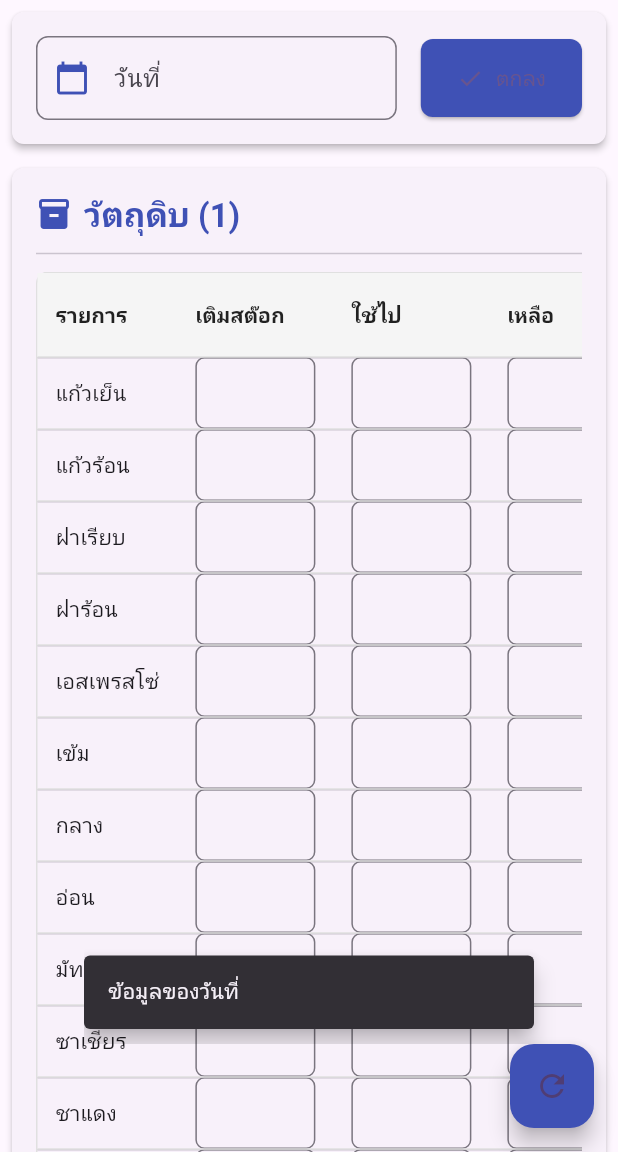
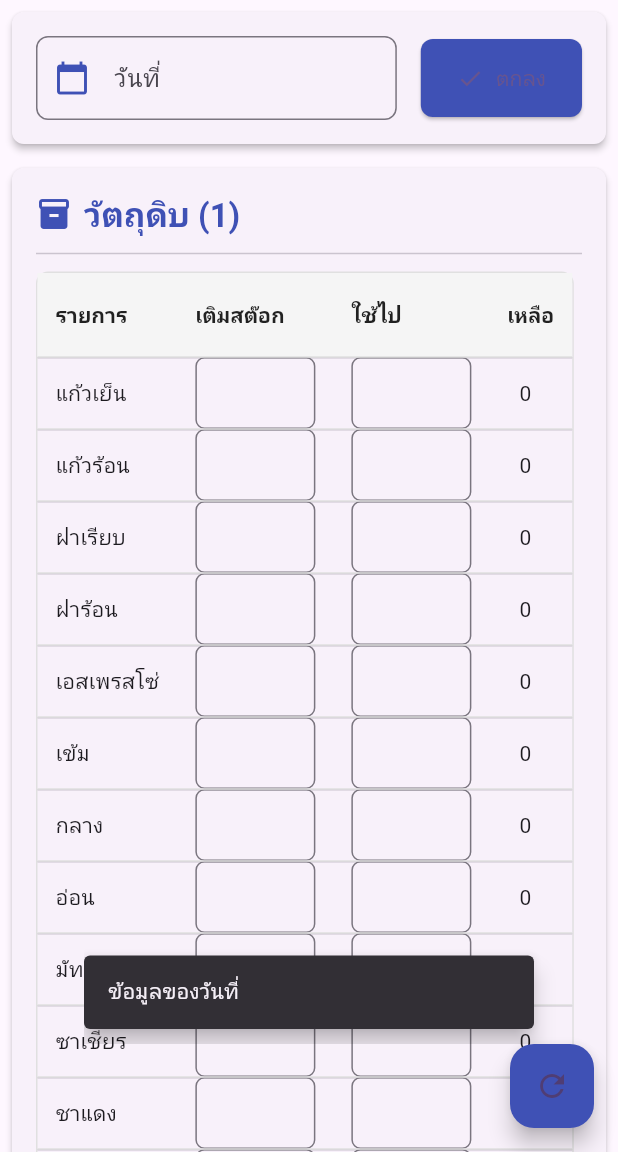
Before and after one commit to llsit/roast-koff-management, a Flutter app: the AddStockScreen screen opened by its route, after a tap on "ตกลง", on a phone screen of 412 x 824 dp, the part 84-1236 px from its top. Run offline on Flutter 3.47's test engine with Material 3 defaults, Android fonts, the phone set to English and light mode, and no system bars; our stand-ins replace firebase_auth, firebase_core, flutter_dotenv; accounts and stored records are empty.

Commit message:
- fixed update data in provider - fixed calculating and display it onto the table

```diff
--- a/lib/core/layout/responsive.dart
+++ b/lib/core/layout/responsive.dart
@@ -25,13 +25,13 @@ class Responsive extends StatelessWidget {
 
   @override
   Widget build(BuildContext context) {
-    final Size _size = MediaQuery.of(context).size;
+    final Size size = MediaQuery.of(context).size;
     // If our width is more than 1100 then we consider it a desktop
-    if (_size.width >= 1100) {
+    if (size.width >= 1100) {
       return desktop;
     }
     // If width it less then 1100 and more then 850 we consider it as tablet
-    else if (_size.width >= 850 && tablet != null) {
+    else if (size.width >= 850 && tablet != null) {
       return tablet!;
     }
     // Or less then that we called it mobile
--- a/lib/features/stock/data/stock_inventory_item.dart
+++ b/lib/features/stock/data/stock_inventory_item.dart
@@ -39,9 +39,9 @@ class StockInventoryItem extends StockItem {
         value!.isNotEmpty &&
         used!.isNotEmpty) {
       try {
-        int begin = int.parse(value!);
-        int usedAmount = int.parse(used!);
-        int remain = begin - usedAmount;
+        double begin = double.parse(value!);
+        double usedAmount = double.parse(used!);
+        double remain = begin - usedAmount;
         remaining = remain.toString();
       } catch (e) {
         // Handle parsing errors
--- a/lib/features/stock/presentation/screen/add_stock_screen.dart
+++ b/lib/features/stock/presentation/screen/add_stock_screen.dart
@@ -21,11 +21,23 @@ class AddStockScreen extends StatefulWidget {
 class _AddStockScreenState extends State<AddStockScreen> {
   final TextEditingController _dateController = TextEditingController();
   DateTime _selectedDate = DateTime.now();
+  late StockTableProvider stockTableProvider;
+  late Map<String, List<StockItem>> _stockData;
 
   @override
   void initState() {
     super.initState();
     // _dateController.text = DateFormat('dd/MM/yyyy').format(_selectedDate);
+  }
+
+  @override
+  void didChangeDependencies() {
+    super.didChangeDependencies();
+    stockTableProvider = Provider.of<StockTableProvider>(
+      context,
+      listen: false,
+    );
+    _stockData = stockTableProvider.stockData;
   }
 
   @override
@@ -35,7 +47,7 @@ class _AddStockScreenState extends State<AddStockScreen> {
   }
 
   // Function to update stock item values
-  void _updateStockItemValue(StockItem item, String value, {String? column}) {}
+  void _updateStockItemValue(StockItem item, String value, {String? table}) {}
 
   // Show a snackbar message
   void _showMessage(String message) {
@@ -97,9 +109,6 @@ class _AddStockScreenState extends State<AddStockScreen> {
 
   @override
   Widget build(BuildContext context) {
-    final stockProvider = Provider.of<StockTableProvider>(context);
-    var stockData = stockProvider.stockData;
-
     return Scaffold(
       appBar: AppBar(
         title: const Text(
@@ -125,8 +134,8 @@ class _AddStockScreenState extends State<AddStockScreen> {
       body: LayoutBuilder(
         builder: (context, constraints) {
           return constraints.maxWidth < 600
-              ? _buildMobileLayout(stockData)
-              : _buildDesktopLayout(stockData);
+              ? _buildMobileLayout()
+              : _buildDesktopLayout();
         },
       ),
       floatingActionButton: FloatingActionButton(
@@ -139,21 +148,26 @@ class _AddStockScreenState extends State<AddStockScreen> {
   }
 
   // Mobile layout
-  Widget _buildMobileLayout(Map<String, List<StockItem>> stockData) {
+  Widget _buildMobileLayout() {
     return SingleChildScrollView(
       child: Padding(
         padding: const EdgeInsets.all(8.0),
         child: Column(
           children: [
-            _buildDateSection(stockData),
-            _buildInventorySection(stockData['leftInventory']!, 'วัตถุดิบ (1)'),
-            _buildSalesSection(stockData),
+            _buildDateSection(),
             _buildInventorySection(
-              stockData['rightInventory']!,
+              _stockData['leftInventory']!,
+              'วัตถุดิบ (1)',
+              'leftInventory',
+            ),
+            _buildSalesSection(),
+            _buildInventorySection(
+              _stockData['rightInventory']!,
               'วัตถุดิบ (2)',
+              'rightInventory',
             ),
-            _buildCashSummarySection(stockData),
-            _buildCashDetailsSection(stockData),
+            _buildCashSummarySection(),
+            _buildCashDetailsSection(),
           ],
         ),
       ),
@@ -161,39 +175,41 @@ class _AddStockScreenState extends State<AddStockScreen> {
   }
 
   // Desktop/Tablet layout
-  Widget _buildDesktopLayout(Map<String, List<StockItem>> stockData) {
+  Widget _buildDesktopLayout() {
     return SingleChildScrollView(
       child: Padding(
         padding: const EdgeInsets.all(16.0),
         child: Column(
           children: [
-            _buildDateSection(stockData),
+            _buildDateSection(),
             Row(
               crossAxisAlignment: CrossAxisAlignment.start,
               children: [
                 Expanded(
                   child: _buildInventorySection(
-                    stockData['leftInventory']!,
+                    _stockData['leftInventory']!,
                     'วัตถุดิบ (1)',
+                    'leftInventory',
                   ),
                 ),
                 const SizedBox(width: 16),
                 Expanded(
                   child: _buildInventorySection(
-                    stockData['rightInventory']!,
+                    _stockData['rightInventory']!,
                     'วัตถุดิบ (2)',
+                    'rightInventory',
                   ),
                 ),
               ],
             ),
-            _buildSalesSection(stockData),
+            _buildSalesSection(),
             const SizedBox(height: 16),
             Row(
               crossAxisAlignment: CrossAxisAlignment.start,
               children: [
-                Expanded(child: _buildCashSummarySection(stockData)),
+                Expanded(child: _buildCashSummarySection()),
                 const SizedBox(width: 16),
-                Expanded(child: _buildCashDetailsSection(stockData)),
+                Expanded(child: _buildCashDetailsSection()),
               ],
             ),
           ],
@@ -203,7 +219,7 @@ class _AddStockScreenState extends State<AddStockScreen> {
   }
 
   // Date selection section
-  Widget _buildDateSection(Map<String, List<StockItem>> stockData) {
+  Widget _buildDateSection() {
     return Card(
       margin: const EdgeInsets.only(bottom: 16),
       elevation: 2,
@@ -266,7 +282,7 @@ class _AddStockScreenState extends State<AddStockScreen> {
   }
 
   // Sales section
-  Widget _buildSalesSection(Map<String, List<StockItem>> stockData) {
+  Widget _buildSalesSection() {
     return Card(
       margin: const EdgeInsets.only(bottom: 16),
       elevation: 2,
@@ -312,7 +328,7 @@ class _AddStockScreenState extends State<AddStockScreen> {
                   // ),
                 ],
                 rows:
-                    stockData['sales']!.map((item) {
+                    _stockData['sales']!.map((item) {
                       return DataRow(
                         cells: [
                           DataCell(Text((item as StockSalesItem).name)),
@@ -323,7 +339,7 @@ class _AddStockScreenState extends State<AddStockScreen> {
                                   (value) => _updateStockItemValue(
                                     item,
                                     value,
-                                    column: 'แก้ว',
+                                    table: 'แก้ว',
                                   ),
                             ),
                           ),
@@ -334,7 +350,7 @@ class _AddStockScreenState extends State<AddStockScreen> {
                                   (value) => _updateStockItemValue(
                                     item,
                                     value,
-                                    column: 'เยติ',
+                                    table: 'เยติ',
                                   ),
                             ),
                           ),
@@ -345,7 +361,7 @@ class _AddStockScreenState extends State<AddStockScreen> {
                                   (value) => _updateStockItemValue(
                                     item,
                                     value,
-                                    column: 'จำนวนเงิน',
+                                    table: 'จำนวนเงิน',
                                   ),
                             ),
                           ),
@@ -376,7 +392,11 @@ class _AddStockScreenState extends State<AddStockScreen> {
   }
 
   // Inventory section
-  Widget _buildInventorySection(List<StockItem> items, String title) {
+  Widget _buildInventorySection(
+    List<StockItem> items,
+    String title,
+    String tableId,
+  ) {
     return Card(
       margin: const EdgeInsets.only(bottom: 16),
       elevation: 2,
@@ -411,40 +431,58 @@ class _AddStockScreenState extends State<AddStockScreen> {
                 ],
                 rows:
                     items.map((item) {
+                      final index = items.indexOf(item);
                       return DataRow(
                         cells: [
                           DataCell(Text((item as StockInventoryItem).name)),
                           DataCell(
                             NumberInputField(
                               value: item.value,
-                              onChanged:
-                                  (value) => _updateStockItemValue(
-                                    item,
-                                    value,
-                                    column: 'เริ่มต็อก',
-                                  ),
+                              onChanged: (value) {
+                                double newValue = double.tryParse(value) ?? 0.0;
+                                stockTableProvider.updateInventory(
+                                  tableId,
+                                  newValue,
+                                  index,
+                                );
+                                stockTableProvider.updateRemaining(
+                                  tableId,
+                                  newValue,
+                                  index,
+                                );
+                              },
                             ),
                           ),
                           DataCell(
                             NumberInputField(
                               value: item.used,
-                              onChanged:
-                                  (value) => _updateStockItemValue(
-                                    item,
-                                    value,
-                                    column: 'ใช้ไป',
-                                  ),
+                              onChanged: (value) {
+                                double newValue = double.tryParse(value) ?? 0.0;
+                                stockTableProvider.updateInventoryUsed(
+                                  tableId,
+                                  newValue,
+                                  index,
+                                );
+                                stockTableProvider.updateRemaining(
+                                  tableId,
+                                  newValue,
+                                  index,
+                                );
+                              },
                             ),
                           ),
                           DataCell(
-                            NumberInputField(
-                              value: item.remaining,
-                              onChanged:
-                                  (value) => _updateStockItemValue(
-                                    item,
-                                    value,
-                                    column: 'เหลือ',
-                                  ),
+                            Padding(
+                              padding: const EdgeInsets.all(8.0),
+                              child: Consumer<StockTableProvider>(
+                                builder: (context, provider, _) {
+                                  final updatedItem =
+                                      provider.stockData[tableId]![index]
+                                          as StockInventoryItem;
+                                  return Text(updatedItem.remaining ?? '0');
+                                  // }
+                                },
+                              ),
                             ),
                           ),
                         ],
@@ -459,7 +497,7 @@ class _AddStockScreenState extends State<AddStockScreen> {
   }
 
   // Cash summary section
-  Widget _buildCashSummarySection(Map<String, List<StockItem>> stockData) {
+  Widget _buildCashSummarySection() {
     return Card(
       margin: const EdgeInsets.only(bottom: 16),
       elevation: 2,
@@ -491,7 +529,7 @@ class _AddStockScreenState extends State<AddStockScreen> {
                   DataColumn(label: Text('จำนวนเงิน')),
                 ],
                 rows:
-                    stockData['cashSummary']!.map((item) {
+                    _stockData['cashSummary']!.map((item) {
                       return DataRow(
                         cells: [
                           DataCell(Text((item as StockSummaryItem).name)),
@@ -502,7 +540,7 @@ class _AddStockScreenState extends State<AddStockScreen> {
                                   (value) => _updateStockItemValue(
                                     item,
                                     value,
-                                    column: 'จำนวนเงิน',
+                                    table: 'จำนวนเงิน',
                                   ),
                             ),
                           ),
@@ -518,7 +556,7 @@ class _AddStockScreenState extends State<AddStockScreen> {
   }
 
   // Cash details section
-  Widget _buildCashDetailsSection(Map<String, List<StockItem>> stockData) {
+  Widget _buildCashDetailsSection() {
     return Card(
       margin: const EdgeInsets.only(bottom: 16),
       elevation: 2,
@@ -551,7 +589,7 @@ class _AddStockScreenState extends State<AddStockScreen> {
                   DataColumn(label: Text('ยอดรวม')),
                 ],
                 rows:
-                    stockData['cashDetails']!.map((item) {
+                    _stockData['cashDetails']!.map((item) {
                       return DataRow(
                         cells: [
                           DataCell(Text((item as StockCashRemainItem).name)),
@@ -562,7 +600,7 @@ class _AddStockScreenState extends State<AddStockScreen> {
                                   (value) => _updateStockItemValue(
                                     item,
                                     value,
-                                    column: 'จำนวน',
+                                    table: 'จำนวน',
                                   ),
                             ),
                           ),
@@ -573,7 +611,7 @@ class _AddStockScreenState extends State<AddStockScreen> {
                                   (value) => _updateStockItemValue(
                                     item,
                                     value,
-                                    column: 'ยอดรวม',
+                                    table: 'ยอดรวม',
                                   ),
                             ),
                           ),
--- a/lib/features/stock/presentation/widgets/stock_table.dart
+++ b/lib/features/stock/presentation/widgets/stock_table.dart
@@ -13,7 +13,7 @@ class StockTable extends StatelessWidget {
     return Expanded(
       child: DataTable(
         columnSpacing: 30,
-        headingRowColor: MaterialStateColor.resolveWith(
+        headingRowColor: WidgetStateColor.resolveWith(
           (states) => Colors.grey[200]!,
         ),
         columns: const [
```
Also changed, not shown: lib/features/stock/provider/stock_table_provider.dart (+44 -0 lines).
